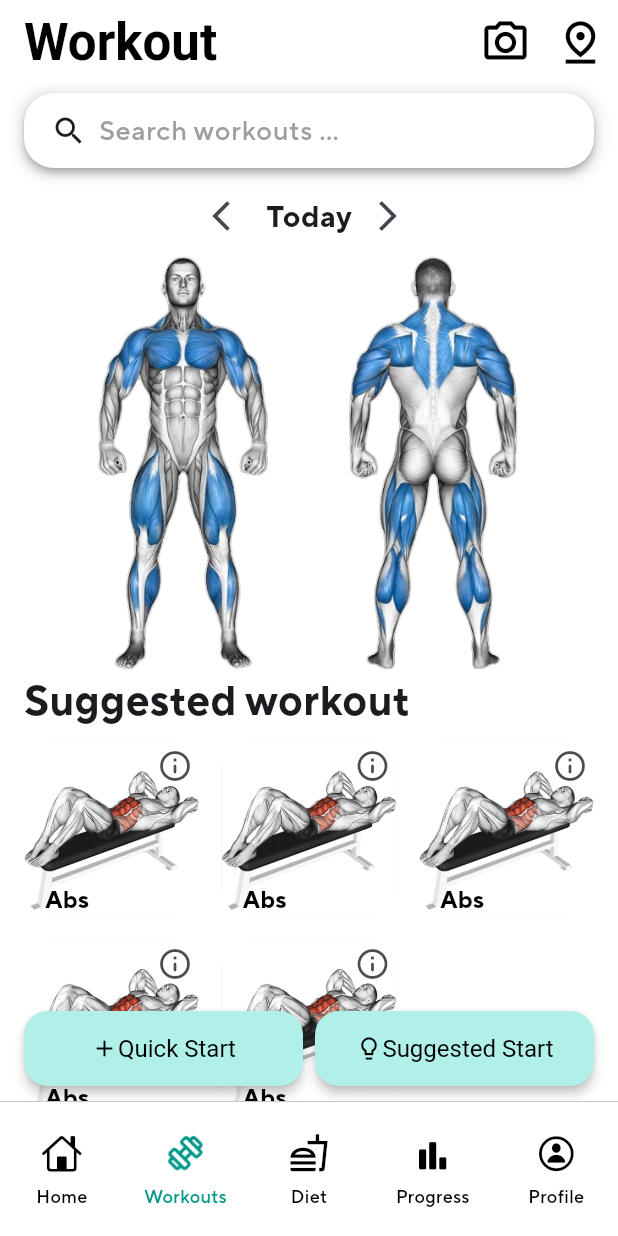
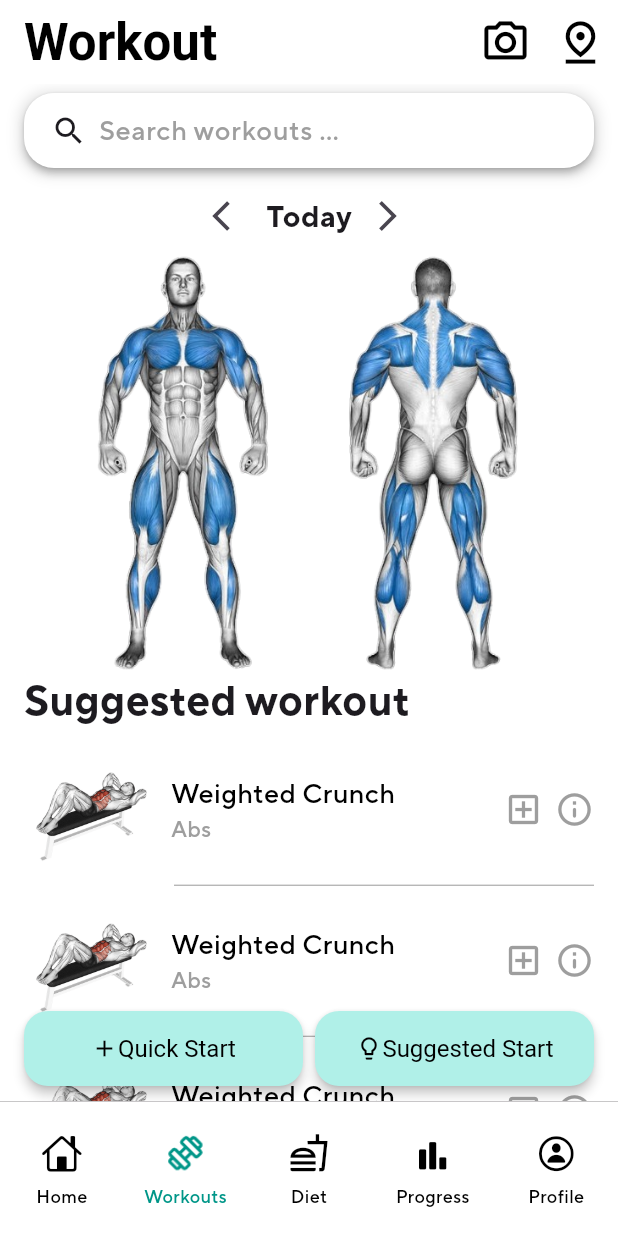
Before and after one commit to JerfDaRerf/HealthApp, a Flutter app: the screen it shows after launch, item 2 of the bottom bar chosen, on a phone screen of 412 x 824 dp. Run offline on Flutter 3.47's test engine with Material 3 defaults, Android fonts, the light colour scheme and no system bars.

Commit message:
switch to list view

```diff
--- a/fitnessapp/lib/views/navigation_pages/workout_page.dart
+++ b/fitnessapp/lib/views/navigation_pages/workout_page.dart
@@ -73,7 +73,7 @@ class _WorkoutPage extends State<WorkoutPage>{
                     child: workoutTitle(),
                   ),
                   Expanded(
-                    child: SuggestedExercises(),
+                    child: SuggestedExercisesList(), //SuggestedExercisesGrid(),
                   ),
 
                 ],
@@ -271,7 +271,117 @@ class _WorkoutPage extends State<WorkoutPage>{
 }
 
 
-class SuggestedExercises extends StatelessWidget {
+class SuggestedExercisesList extends StatelessWidget{
+
+  Widget build(BuildContext context){
+    return ListView.builder(
+      itemCount: 5,
+      itemBuilder: (context, index){
+        return Column(
+          children: <Widget>[
+            Row(
+              children: [
+                gifBorder(exerciseGIF()),
+                Expanded(
+                  child: exerciseDescription()
+                ),
+                Padding(
+                  padding: const EdgeInsets.only(right: 8.0),
+                  child: checkIcon(),
+                ),
+                infoIcon(),
+              ],
+            ),
+            // const SizedBox(height: 10.0),
+            Container(
+              height: 0.7,
+              width: double.infinity,
+              color: Colors.grey,
+              margin: const EdgeInsets.fromLTRB(100.0, 5.0, 0.0, 5.0),
+            ),
+          ],
+        );
+      }
+    );
+  }
+
+  Icon checkIcon() {
+    return const Icon(
+      Icons.add_box_outlined,
+      color: Colors.grey,
+      size: 26,
+    );
+  }
+
+  Icon infoIcon() {
+    return const Icon(
+      Icons.info_outline_rounded,
+      color: Colors.grey,
+      size: 26,
+    );
+  }
+
+  Padding exerciseDescription() {
+    return const Padding(
+      padding: EdgeInsets.only(left: 8.0),
+      child: Column(
+        mainAxisAlignment: MainAxisAlignment.start,
+        crossAxisAlignment: CrossAxisAlignment.start,
+        children: <Widget> [
+          Text(
+            'Weighted Crunch',
+            style: TextStyle(
+              fontSize: 18.0,
+              color: Colors.black,
+              fontWeight: FontWeight.w400,
+            ),
+            textAlign: TextAlign.left,
+          ),
+          Text(
+            'Abs',
+            style: TextStyle(
+              fontSize: 15.0,
+              color: Colors.grey,
+              fontWeight: FontWeight.w400,
+            ),
+            textAlign: TextAlign.left,
+          )
+        ]
+      ),
+    );
+  }
+
+  Container gifBorder(Widget gif) {
+    return Container(
+      width: 90.0,
+      height: 90.0,
+      alignment: Alignment.center,
+      decoration: BoxDecoration(
+        // border: Border.all(
+        //   color: Colors.grey,
+        //   width: 0.3,
+        // ),
+        borderRadius: BorderRadius.circular(10.0),
+      ),
+      child: Padding(
+        padding: const EdgeInsets.all(8.0),
+        child: gif,
+      ),
+    );
+  }
+
+  ClipRRect exerciseGIF() {
+    return ClipRRect(
+      borderRadius: BorderRadius.circular(10.0),
+      child: Image.asset(
+        'lib/exercises/12501301-Weighted-Crunch-(behind-head)_Waist_360.gif'
+      ),
+    );
+  }
+
+}
+
+class SuggestedExercisesGrid extends StatelessWidget {
   final List<int> items = List<int>.generate(1000, (i) => i);
 
   @override
@@ -279,31 +389,53 @@ class SuggestedExercises extends StatelessWidget {
     return GridView.builder(
       gridDelegate: const SliverGridDelegateWithFixedCrossAxisCount(
         crossAxisCount: 3,
-        crossAxisSpacing: 15.0,
-        mainAxisSpacing: 15.0,
+        crossAxisSpacing: 10.0,
+        mainAxisSpacing: 10.0,
         childAspectRatio: 1.0,
       ),
       itemCount: 5,
       itemBuilder: (context, index){
-        return Container(
+        return Material(
+          elevation: 3.0,
+          borderRadius: BorderRadius.circular(10.0),
+          child: Container(
             alignment: Alignment.center,
             decoration: BoxDecoration(
-            // border: Border.all(
-            //   color: Colors.grey,
-            //   width: 4.0,
-            // ),
-            color: Colors.grey[200],
-            borderRadius: BorderRadius.circular(16.0),
+              border: Border.all(
+                color: Colors.grey,
+                width: 0.3,
+              ),
+              // color: const Color.fromRGBO(205, 232, 229, 0.6),
+              // color: Colors.grey[200],
+              borderRadius: BorderRadius.circular(10.0),
             ),
             child: Stack(
               children: <Widget>[
-              ClipRRect(
-                // borderRadius: BorderRadius.circular(20.0),
+                Padding(
+                  padding: const EdgeInsets.all(8.0),
+                  child: exerciseGIF(),
+                ),
+                //exerciseDescription(),
+                infoIcon()
+              ]
+            ),
+          ),
+        );
+      }
+    );
+  }
+
+  ClipRRect exerciseGIF() {
+    return ClipRRect(
+                borderRadius: BorderRadius.circular(10.0),
                 child: Image.asset(
                   'lib/exercises/12501301-Weighted-Crunch-(behind-head)_Waist_360.gif'
                 ),
-              ),
-              const Align(
+              );
+  }
+
+  Align exerciseDescription() {
+    return const Align(
       alignment: Alignment.bottomLeft,
       child: Padding(
         padding: EdgeInsets.only(left: 14.0),
@@ -316,21 +448,19 @@ class SuggestedExercises extends StatelessWidget {
           ),
         ),
       ),
-              ),
-              Align(
+    );
+  }
+
+  Align infoIcon() {
+    return const Align(
       alignment: Alignment.topRight,
       child: Padding(
-                  padding: const EdgeInsets.only(top: 4.0, right: 4.0),
+        padding: EdgeInsets.only(top: 4.0, right: 4.0),
         child: Icon(
           Icons.info_outline_rounded,
-                    color: Colors.black.withOpacity(0.7),
+          color: Colors.grey,
         ),
-                ),
-              )
-            ]
       ),
     );
   }
-    );
 }
-}
```
Also changed, not shown: fitnessapp/lib/exercises/12501301-Weighted-Crunch-(behind-head)_Waist_360.gif. Lines whose indentation alone changed are shown as unchanged.
